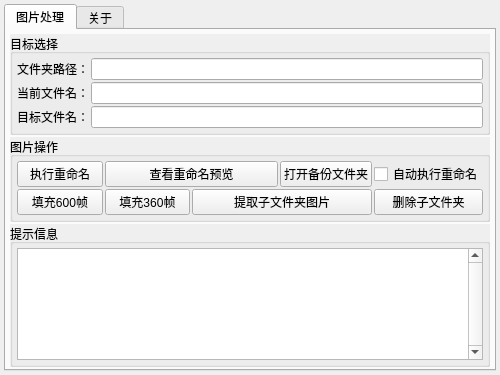
Old version of the form FrameRenamer.ui in the repository Junt62/FrameRenamer.
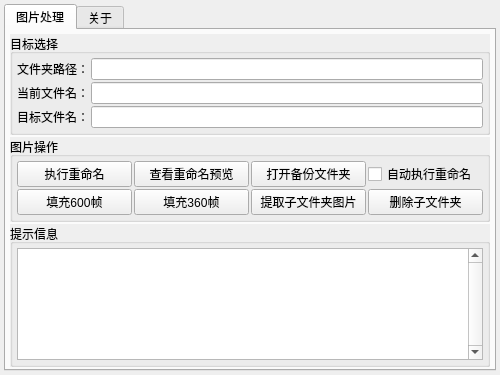
New version of the form. Icons and pictures are not drawn.

The edit to the form file:
```diff
--- a/FrameRenamer.ui
+++ b/FrameRenamer.ui
@@ -104,20 +104,6 @@
           </property>
          </widget>
         </item>
-        <item row="0" column="1" colspan="2">
-         <widget class="QPushButton" name="pushButton_2">
-          <property name="text">
-           <string>查看重命名预览</string>
-          </property>
-         </widget>
-        </item>
-        <item row="0" column="3">
-         <widget class="QPushButton" name="pushButton_3">
-          <property name="text">
-           <string>打开备份文件夹</string>
-          </property>
-         </widget>
-        </item>
         <item row="0" column="4">
          <widget class="QCheckBox" name="checkBox">
           <property name="text">
@@ -139,13 +125,6 @@
           </property>
          </widget>
         </item>
-        <item row="1" column="2" colspan="2">
-         <widget class="QPushButton" name="pushButton_6">
-          <property name="text">
-           <string>提取子文件夹图片</string>
-          </property>
-         </widget>
-        </item>
         <item row="1" column="4">
          <widget class="QPushButton" name="pushButton_7">
           <property name="text">
@@ -153,6 +132,27 @@
           </property>
          </widget>
         </item>
+        <item row="0" column="1">
+         <widget class="QPushButton" name="pushButton_2">
+          <property name="text">
+           <string>查看重命名预览</string>
+          </property>
+         </widget>
+        </item>
+        <item row="1" column="2">
+         <widget class="QPushButton" name="pushButton_6">
+          <property name="text">
+           <string>提取子文件夹图片</string>
+          </property>
+         </widget>
+        </item>
+        <item row="0" column="2">
+         <widget class="QPushButton" name="pushButton_3">
+          <property name="text">
+           <string>打开备份文件夹</string>
+          </property>
+         </widget>
+        </item>
        </layout>
       </widget>
      </item>
```
